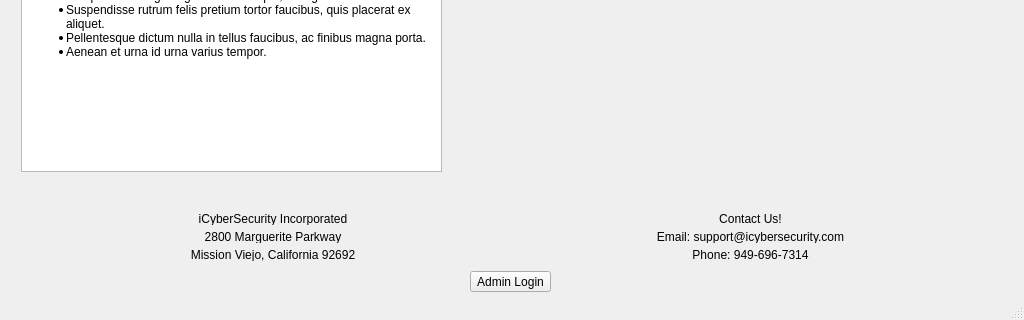
First picture: the form in src/mainwindow.ui, repository brianclinkenbeard/pamphlet, before the edit; both pictures show x 0 to 1024 and y 448 to 768 of the 1024 by 768 pixel window.
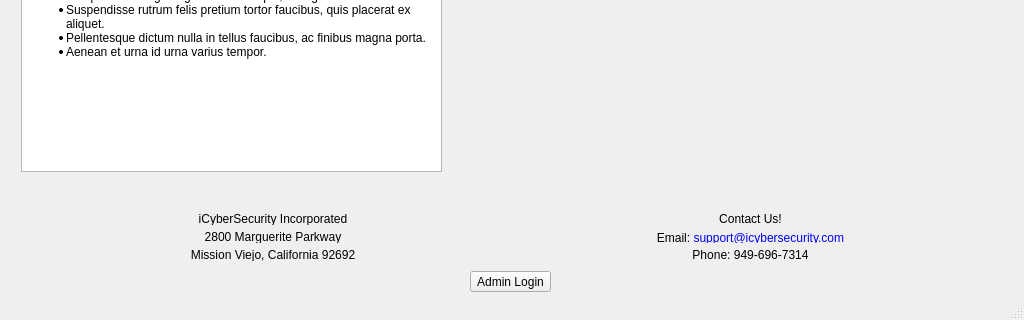
Second picture: the form after the edit.

Commit message: name ui elements and add mailto to email

Patch:
```diff
--- a/src/mainwindow.ui
+++ b/src/mainwindow.ui
@@ -130,7 +130,7 @@
      </rect>
     </property>
    </widget>
-   <widget class="QWidget" name="">
+   <widget class="QWidget" name="layoutWidget">
     <property name="geometry">
      <rect>
       <x>26</x>
@@ -183,7 +183,7 @@
      <item row="1" column="1">
       <widget class="QLabel" name="label">
        <property name="text">
-        <string>Email: support@icybersecurity.com</string>
+        <string>&lt;html&gt;&lt;head/&gt;&lt;body&gt;&lt;p&gt;Email: &lt;a href=&quot;mailto:support@icybersecurity.com&quot;&gt;&lt;span style=&quot; text-decoration: underline; color:#0000ff;&quot;&gt;support@icybersecurity.com&lt;/span&gt;&lt;/a&gt;&lt;/p&gt;&lt;/body&gt;&lt;/html&gt;</string>
        </property>
        <property name="alignment">
         <set>Qt::AlignCenter</set>
```
Left out of the diff: 18 changed lines with no effect on the pictures. The commit also changes 1 other file.
